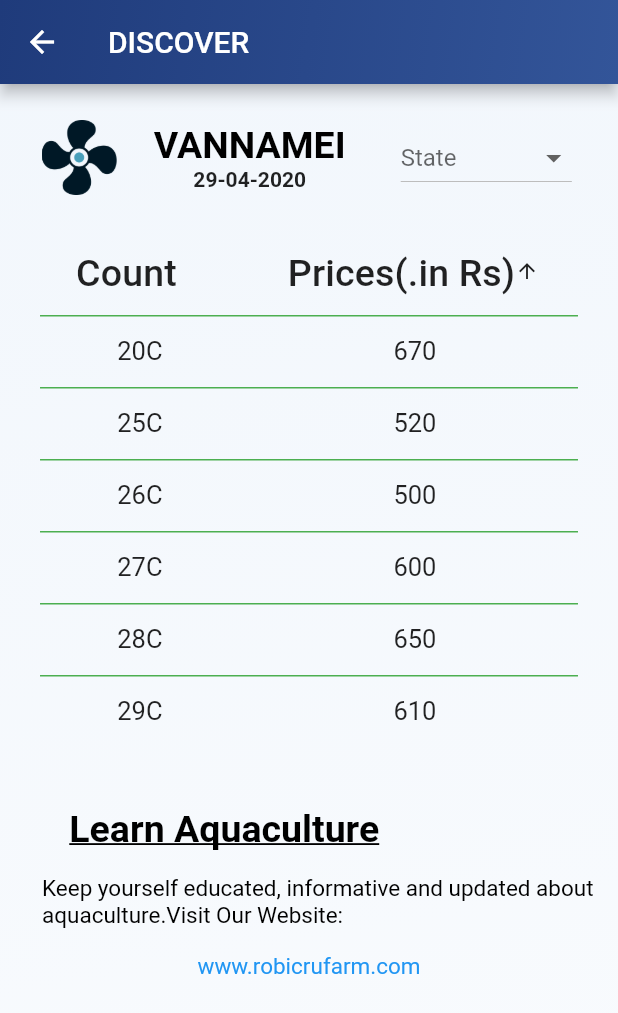
After one commit to SatYu26/AAS-RR, a Flutter app: the DiscoverPage screen opened directly, on a phone screen of 412 x 824 dp. The commit adds this screen. Shown: the top 1013 px of the screen. Run offline on Flutter 3.47's test engine with Material 2 defaults, Android fonts, the phone set to English and light mode, and no system bars; our stand-ins replace firebase_auth, firebase_database, font_awesome_flutter, google_sign_in; accounts and stored records are empty; project files that could hold a hidden picture were left out.

Commit message:
discover page added

```diff
--- /dev/null
+++ b/lib/Discover_page.dart
@@ -0,0 +1,277 @@
+import 'package:flutter/cupertino.dart';
+import 'package:flutter/material.dart';
+import 'package:intl/intl.dart';
+import 'package:url_launcher/url_launcher.dart';
+
+class DiscoverPage extends StatefulWidget {
+  @override
+  _DiscoverPageState createState() => new _DiscoverPageState();
+}
+
+class _DiscoverPageState extends State<DiscoverPage> {
+  final df = new DateFormat('dd-MM-yyyy');
+  User selectedUser;
+  List<User> users = <User>[
+    const User('Gujarat'),
+    const User('tamil nadu'),
+    const User('assam'),
+    const User('bihar'),
+    const User('UP'),
+    const User('AP'),
+    const User('rajasthan'),
+    const User('telengana'),
+    const User('kerala'),
+    const User('WB'),
+    const User('haryana'),
+    const User('JK'),
+    const User('MP'),
+    const User('Maharashtra'),
+  ];
+
+  _openURL() async {
+    const url = 'https://robicrufarm.com/';
+    if (await canLaunch(url)) {
+      await launch(url);
+    } else {
+      throw 'Could not launch $url';
+    }
+  }
+
+  @override
+  Widget build(BuildContext context) {
+    return new Scaffold(
+        resizeToAvoidBottomInset: false,
+        appBar: new AppBar(
+          title: Text('DISCOVER'),
+          flexibleSpace: Container(
+            decoration: new BoxDecoration(
+              gradient: new LinearGradient(
+                  colors: [
+                    const Color(0xFF1F3B7B),
+                    const Color(0xFF335599),
+                  ],
+                  begin: const Alignment(-1.0, -1.0),
+                  end: const Alignment(1.0, 1.0),
+                  tileMode: TileMode.clamp),
+            ),
+          ),
+        ),
+        body: Container(
+          height: MediaQuery.of(context).size.height,
+          width: MediaQuery.of(context).size.width,
+          decoration: BoxDecoration(
+            gradient: LinearGradient(
+              colors: [Color(0xFFECF3FB), Colors.white],
+              begin: Alignment(-1.0, -3.0),
+              end: Alignment(1.0, 3.0),
+            ),
+          ),
+          child: new SingleChildScrollView(
+            child: bodyMain(),
+          ),
+        ));
+  }
+
+  Widget bodyMain() => Column(
+        children: <Widget>[
+          Padding(
+            padding: const EdgeInsets.fromLTRB(2, 16, 2, 8),
+            child: new Row(
+              mainAxisAlignment: MainAxisAlignment.spaceEvenly,
+              children: <Widget>[
+                Padding(
+                  padding: const EdgeInsets.fromLTRB(5, 8, 2, 8),
+                  child: Container(
+                    height: 50.0,
+                    width: 50.0,
+                    decoration: BoxDecoration(
+                        borderRadius: BorderRadius.only(
+                            bottomLeft: Radius.circular(10),
+                            topLeft: Radius.circular(10)),
+                        image: DecorationImage(
+                            fit: BoxFit.cover,
+                            image: AssetImage("assets/aerator.png"))),
+                  ),
+                ),
+                Padding(
+                  padding: const EdgeInsets.fromLTRB(2, 8, 8, 8),
+                  child: Column(
+                    children: <Widget>[
+                      new Text(
+                        'VANNAMEI',
+                        style: TextStyle(
+                            color: Colors.black,
+                            fontSize: 25,
+                            fontWeight: FontWeight.bold),
+                      ),
+                      new Text(
+                        df.format(new DateTime.now()),
+                        style: TextStyle(fontWeight: FontWeight.bold),
+                      )
+                    ],
+                  ),
+                ),
+                Padding(
+                  padding: const EdgeInsets.all(8.0),
+                  child: new DropdownButton<User>(
+                    hint: new Text("State"),
+                    value: selectedUser,
+                    onChanged: (User newValue) {
+                      setState(() {
+                        selectedUser = newValue;
+                      });
+                    },
+                    items: users.map((User user) {
+                      return new DropdownMenuItem<User>(
+                        value: user,
+                        child: new Text(
+                          user.name,
+                          style: new TextStyle(color: Colors.black),
+                        ),
+                      );
+                    }).toList(),
+                  ),
+                )
+              ],
+            ),
+          ),
+          Padding(
+            padding: const EdgeInsets.all(8.0),
+            child: Center(
+              child: new Container(
+                  child: Theme(
+                data: Theme.of(context).copyWith(dividerColor: Colors.green),
+                child: bodyData(),
+              )),
+            ),
+          ),
+          Padding(
+            padding: const EdgeInsets.fromLTRB(2, 32, 115, 8),
+            child: Text(
+              'Learn Aquaculture',
+              style: TextStyle(
+                  color: Colors.black,
+                  fontSize: 25,
+                  decoration: TextDecoration.underline,
+                  fontWeight: FontWeight.bold),
+              textAlign: TextAlign.left,
+            ),
+          ),
+          Padding(
+            padding: const EdgeInsets.fromLTRB(28, 8, 8, 8),
+            child: Text(
+              'Keep yourself educated, informative and updated about aquaculture.Visit Our Website:',
+              style: TextStyle(
+                color: Colors.black,
+                fontSize: 15,
+              ),
+              softWrap: true,
+              textAlign: TextAlign.left,
+            ),
+          ),
+          Padding(
+            padding: const EdgeInsets.all(8),
+            child: InkWell(
+              child: Text(
+                'www.robicrufarm.com',
+                style: TextStyle(
+                  color: Colors.blue,
+                  fontSize: 15,
+                ),
+                softWrap: true,
+                textAlign: TextAlign.left,
+              ),
+              onTap: () {
+                _openURL();
+              },
+            ),
+          )
+        ],
+      );
+
+  Widget bodyData() => DataTable(
+      onSelectAll: (b) {},
+      sortColumnIndex: 1,
+      sortAscending: true,
+      columns: <DataColumn>[
+        DataColumn(
+          label: Text(
+            "Count",
+            style: TextStyle(
+              color: Colors.black87,
+              fontSize: 25,
+            ),
+          ),
+          numeric: false,
+          onSort: (i, b) {
+            print("$i $b");
+            setState(() {
+              names.sort((a, b) => a.Count.compareTo(b.Count));
+            });
+          },
+        ),
+        DataColumn(
+          label: Text(
+            "Prices(.in Rs)",
+            style: TextStyle(color: Colors.black87, fontSize: 25),
+          ),
+          numeric: false,
+          onSort: (i, b) {
+            print("$i $b");
+            setState(() {
+              names.sort((a, b) => a.Prices.compareTo(b.Prices));
+            });
+          },
+        ),
+      ],
+      rows: names
+          .map(
+            (name) => DataRow(
+              cells: [
+                DataCell(
+                  Center(
+                    child: Text(
+                      name.Count,
+                      style: TextStyle(fontSize: 17),
+                    ),
+                  ),
+                  showEditIcon: false,
+                  placeholder: false,
+                ),
+                DataCell(
+                  Center(
+                    child: Text(
+                      name.Prices,
+                      style: TextStyle(fontSize: 17),
+                    ),
+                  ),
+                  showEditIcon: false,
+                  placeholder: false,
+                )
+              ],
+            ),
+          )
+          .toList());
+}
+
+class User {
+  const User(this.name);
+
+  final String name;
+}
+
+class Name {
+  String Count;
+  String Prices;
+
+  Name({this.Count, this.Prices});
+}
+
+var names = <Name>[
+  Name(Count: "20C", Prices: "670"),
+  Name(Count: "25C", Prices: "520"),
+  Name(Count: "26C", Prices: "500"),
+  Name(Count: "27C", Prices: "600"),
+  Name(Count: "28C", Prices: "650"),
+  Name(Count: "29C", Prices: "610"),
+];
--- a/lib/home_page.dart
+++ b/lib/home_page.dart
@@ -1,6 +1,7 @@
 import 'package:flutter/cupertino.dart';
 import 'package:flutter/material.dart';
 import 'package:robic/auth.dart';
+import 'Discover_page.dart';
 import 'swipelist_home.dart';
 import 'package:robic/Profile_Page_UI.dart';
 import 'package:robic/profile_page2.dart';
@@ -81,6 +82,10 @@ class _HomePageState extends State<HomePage> {
               Navigator.push(context,
                   MaterialPageRoute(builder: (context) => ProfilePage()));
             }),
+            CustomListTile(Icons.book, 'Discover', () {
+              Navigator.push(context,
+                  MaterialPageRoute(builder: (context) => DiscoverPage()));
+            }),
             CustomListTile(Icons.lock_open, 'Log Out',  () {
               widget.onSignedOut();
             }),
--- a/lib/profile_page2.dart
+++ b/lib/profile_page2.dart
@@ -20,6 +20,7 @@ class _ProfilePageState extends State<ProfilePage> {
   @override
   Widget build(BuildContext context) {
     return new Scaffold(
+      resizeToAvoidBottomInset: false,
       backgroundColor: Colors.grey,
       appBar: new AppBar(
         title: Text('PROFILE'),
@@ -41,7 +42,7 @@ class _ProfilePageState extends State<ProfilePage> {
         width: MediaQuery.of(context).size.width,
         decoration: BoxDecoration(
           gradient: LinearGradient(
-            colors: [Color(0xFF1F3B7B), Color(0xFF335599)],
+            colors: [Color(0xFFECF3FB), Colors.white],
             begin: Alignment(-1.0, -3.0),
             end: Alignment(1.0, 3.0),
           ),
@@ -108,7 +109,7 @@ class _ProfilePageState extends State<ProfilePage> {
             address = val;
           },
           validator: validateMessage,
-          maxLines: 5,
+          maxLines: 4,
           maxLength: 256,
         ),
         new MaterialButton(
--- a/pubspec.yaml
+++ b/pubspec.yaml
@@ -34,6 +34,7 @@ dependencies:
   device_info: ^0.4.2+1
   firebase_core: 0.4.4+3
   flutter_form_builder: ^3.8.3
+  geolocator: ^5.3.1
 
   # The following adds the Cupertino Icons font to your application.
   # Use with the CupertinoIcons class for iOS style icons.
```
Also changed, not shown: pubspec.lock, 19 other files.
